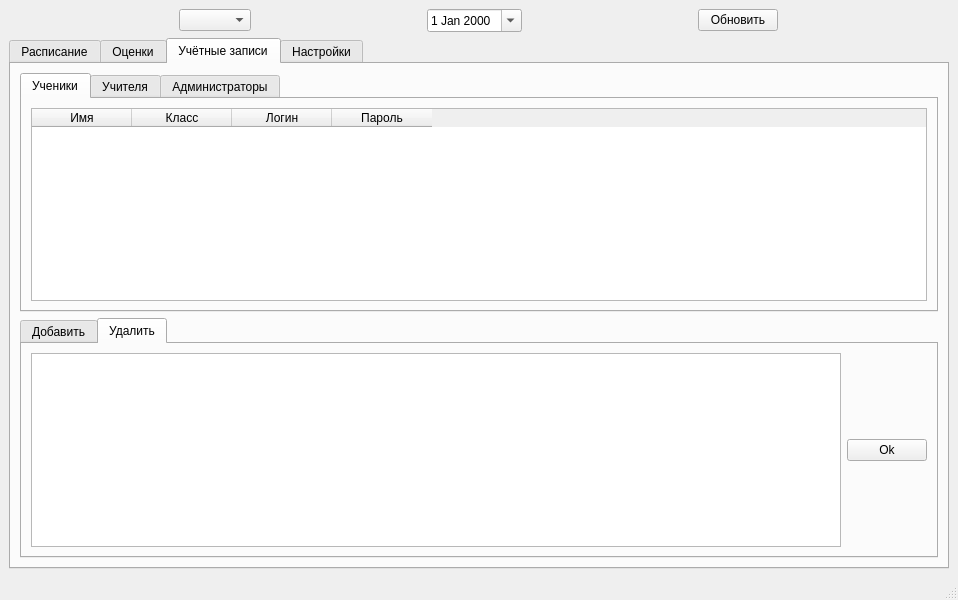
Before: the Qt Designer form ui.ui in thesysadminest/YandexProject_1, drawn with Qt 5.
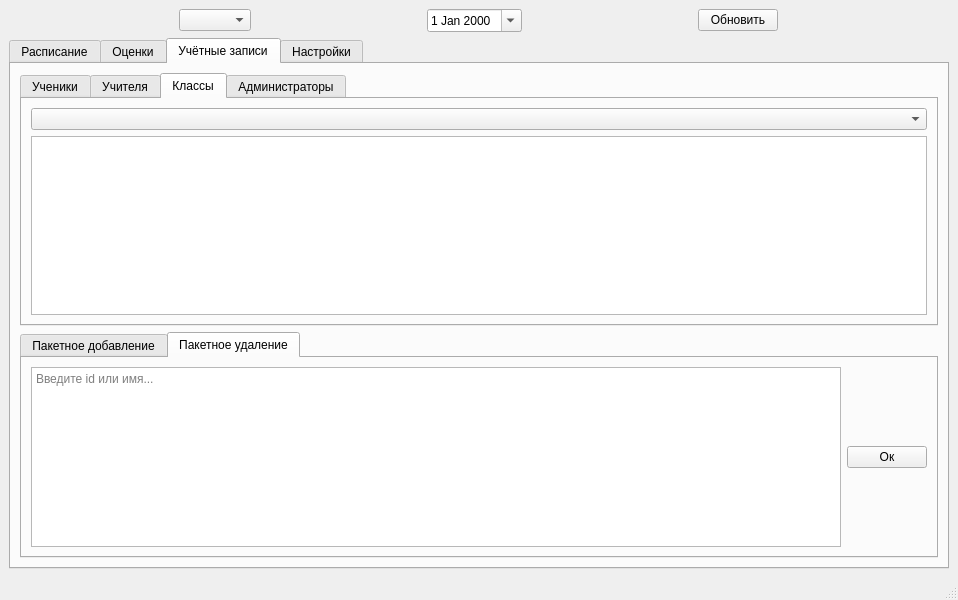
After: the same form once the commit is applied. The open tabs and pages were chosen to show the change.

Diff of the .ui file:
```diff
--- a/ui.ui
+++ b/ui.ui
@@ -144,7 +144,7 @@
         <item>
          <widget class="QTabWidget" name="accountsTable">
           <property name="currentIndex">
-           <number>0</number>
+           <number>2</number>
           </property>
           <widget class="QWidget" name="sAccounts">
            <attribute name="title">
@@ -213,6 +213,19 @@
             </item>
            </layout>
           </widget>
+          <widget class="QWidget" name="classes">
+           <attribute name="title">
+            <string>Классы</string>
+           </attribute>
+           <layout class="QVBoxLayout" name="verticalLayout_4">
+            <item>
+             <widget class="QComboBox" name="comboBox"/>
+            </item>
+            <item>
+             <widget class="QTableWidget" name="tableWidget"/>
+            </item>
+           </layout>
+          </widget>
           <widget class="QWidget" name="aAccounts">
            <attribute name="title">
             <string>Администраторы</string>
@@ -257,7 +270,7 @@
           </property>
           <widget class="QWidget" name="addAcc">
            <attribute name="title">
-            <string>Добавить</string>
+            <string>Пакетное добавление</string>
            </attribute>
            <layout class="QHBoxLayout" name="horizontalLayout_4">
             <item>
@@ -274,16 +287,26 @@
           </widget>
           <widget class="QWidget" name="delAcc">
            <attribute name="title">
-            <string>Удалить</string>
+            <string>Пакетное удаление</string>
            </attribute>
            <layout class="QHBoxLayout" name="horizontalLayout_8">
             <item>
-             <widget class="QTextEdit" name="delField"/>
+             <widget class="QTextEdit" name="delField">
+              <property name="documentTitle">
+               <string/>
+              </property>
+              <property name="markdown">
+               <string/>
+              </property>
+              <property name="placeholderText">
+               <string>Введите id или имя...</string>
+              </property>
+             </widget>
             </item>
             <item>
              <widget class="QPushButton" name="okButton_2">
               <property name="text">
-               <string>Ok</string>
+               <string>Ок</string>
               </property>
              </widget>
             </item>
```
Left out of the diff: 8 changed lines with no effect on the pictures.
